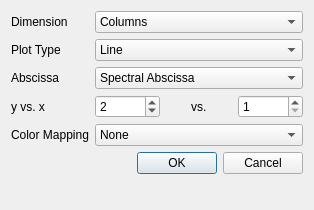
Before: the Qt Designer form Vespucci/GUI/Analysis/plotmakerdialog.ui in VespucciProject/Vespucci, drawn with Qt 5.
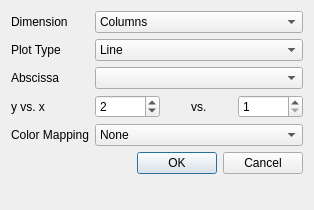
After: the same form once the commit is applied.

Patch:
```diff
--- a/Vespucci/GUI/Analysis/plotmakerdialog.ui
+++ b/Vespucci/GUI/Analysis/plotmakerdialog.ui
@@ -29,18 +29,7 @@
     </widget>
    </item>
    <item row="2" column="1">
-    <widget class="QComboBox" name="variablesComboBox">
-     <item>
-      <property name="text">
-       <string>Spectral Abscissa</string>
-      </property>
-     </item>
-     <item>
-      <property name="text">
-       <string>Column</string>
-      </property>
-     </item>
-    </widget>
+    <widget class="QComboBox" name="abscissaComboBox"/>
    </item>
    <item row="3" column="0">
     <widget class="QLabel" name="xyComboBox">
@@ -118,7 +107,7 @@
     </widget>
    </item>
    <item row="1" column="1">
-    <widget class="QComboBox" name="comboBox">
+    <widget class="QComboBox" name="typeComboBox">
      <item>
       <property name="text">
        <string>Line</string>
@@ -132,7 +121,7 @@
     </widget>
    </item>
    <item row="1" column="0">
-    <widget class="QLabel" name="typeComboBox">
+    <widget class="QLabel" name="typeLabel">
      <property name="text">
       <string>Plot Type</string>
      </property>
```
Left out of the diff: 2 changed lines with no effect on the pictures.
